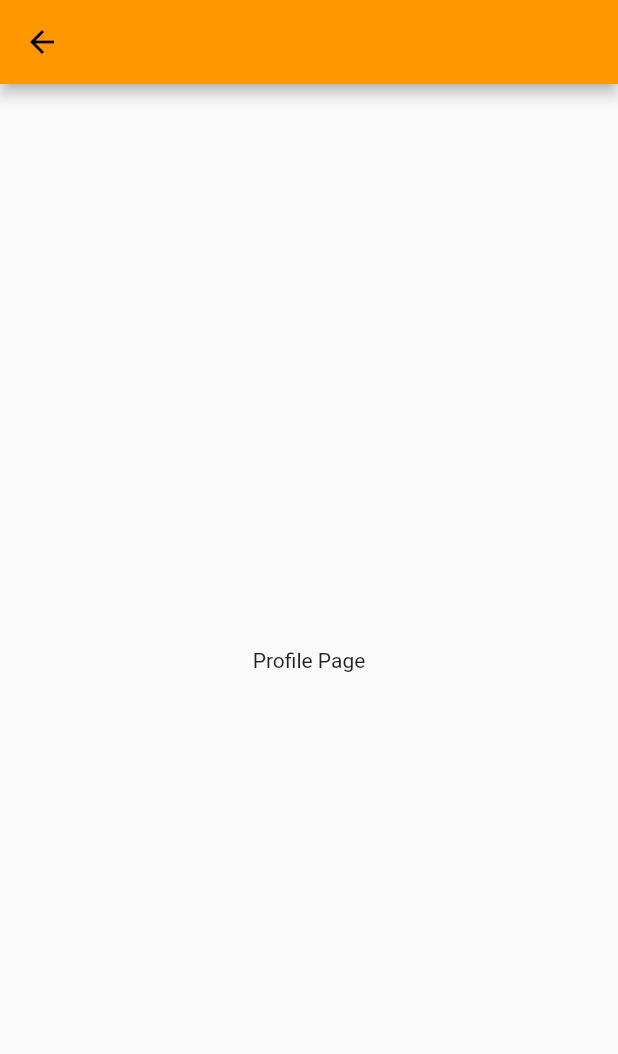
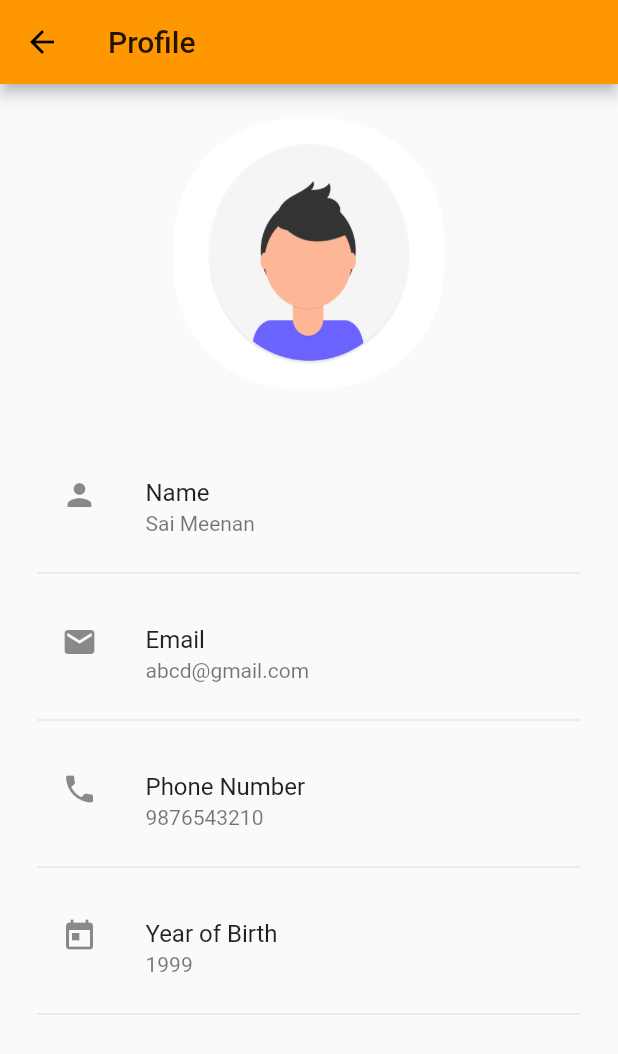
Before and after one commit to harshraj32/ship-tracking, a Flutter app: the ProfileScreen screen opened by its route, on a phone screen of 412 x 824 dp. Shown: the top 1054 px of the screen. Run offline on Flutter 3.47's test engine with Material 2 defaults, Android fonts, the phone set to English and light mode, and no system bars; our stand-ins replace cloud_firestore, firebase_auth, flutter_svg, fluttertoast; accounts and stored records are empty.

Commit message:
profile ui added

```diff
--- a/truck/lib/screens/profile_screen.dart
+++ b/truck/lib/screens/profile_screen.dart
@@ -7,14 +7,111 @@ class ProfileScreen extends StatefulWidget {
 }
 
 class _ProfileScreenState extends State<ProfileScreen> {
-  @override
-  Widget build(BuildContext context) {
-    return Scaffold(
-      appBar: AppBar(
-      ),
-      body: Center(
-        child: Text("Profile Page"),
+  Widget buildTile(Icon icon, String text,String title1) {
+    return Container(
+      // margin: EdgeInsets.only(bottom: 5),
+      child: ListTile(
+        leading: icon,
+        title:Text(title1),
+        subtitle: Text(text),
       ),
     );
   }
+
+  @override
+  Widget build(BuildContext context) {
+    AppBar appbar = AppBar(
+        // backgroundColor: Colors.transparent,
+        title: Text('Profile'),
+        );
+    var height = MediaQuery.of(context).size.height;
+    var width = MediaQuery.of(context).size.width;
+    var abh = appbar.preferredSize.height + MediaQuery.of(context).padding.top;
+    // print(appbar.preferredSize.height+MediaQuery.of(context).padding.top);
+    var hf = height / 4;
+    return Scaffold(
+        appBar: appbar,
+        body: SingleChildScrollView(
+          child: Stack(
+            children: <Widget>[
+              Container(
+                width: width,
+                height: height - abh,
+                child: Align(
+                  alignment: Alignment.bottomCenter,
+                  child: Container(
+                    height: height - hf,
+                    width: width - 30,
+                    child: Container(
+                      margin:
+                          EdgeInsets.symmetric(vertical: 20, horizontal: 10),
+                      child: Column(
+                        children: <Widget>[
+                          SizedBox(
+                            height: abh + 20,
+                          ),
+                          buildTile(Icon(Icons.person), "Sai Meenan","Name"),
+                          Divider(),
+                          SizedBox(
+                            height: 10,
+                          ),
+                          buildTile(Icon(Icons.email), "abcd@gmail.com","Email"),
+                          Divider(),
+                          SizedBox(
+                            height: 10,
+                          ),
+                          buildTile(Icon(Icons.phone), "9876543210","Phone Number"),
+                          Divider(),
+                          SizedBox(
+                            height: 10,
+                          ),
+                          buildTile(Icon(Icons.today), "1999","Year of Birth"),
+                          Divider(),
+                          SizedBox(
+                            height: 10,
+                          ),
+                        ],
+                      ),
+                    ),
+                    decoration: BoxDecoration(
+                        borderRadius: BorderRadius.only(
+                          topLeft: Radius.circular(40),
+                          topRight: Radius.circular(40),
+                        ),
+                        // gradient: LinearGradient(
+                        //   // stops: [0.5,0.5],
+                        //   begin: Alignment.topLeft,
+                        //   end: Alignment.bottomRight,
+                        //   colors: [
+                        //   Colors.orange,
+                        //   Colors.orange[200],
+                        // ])
+                        ),
+                  ),
+                ),
+              ),
+              Row(
+                mainAxisAlignment: MainAxisAlignment.center,
+                children: <Widget>[
+                  SizedBox(
+                    height: hf ,
+                  ),
+                  Container(
+                      margin: EdgeInsets.only(top: 20),
+                      child: Container(
+                        width: 180,
+                        height: 180,
+                        decoration: BoxDecoration(
+                          image: DecorationImage(
+                              image: AssetImage('assets/images/dp.png'),
+                              fit: BoxFit.fill),
+                          borderRadius: BorderRadius.circular(80),
+                        ),
+                      )),
+                ],
+              ),
+            ],
+          ),
+        ));
+  }
 }
```
Also changed, not shown: truck/lib/main.dart (+14 -11 lines), truck/assets/images/dp.png (added).
